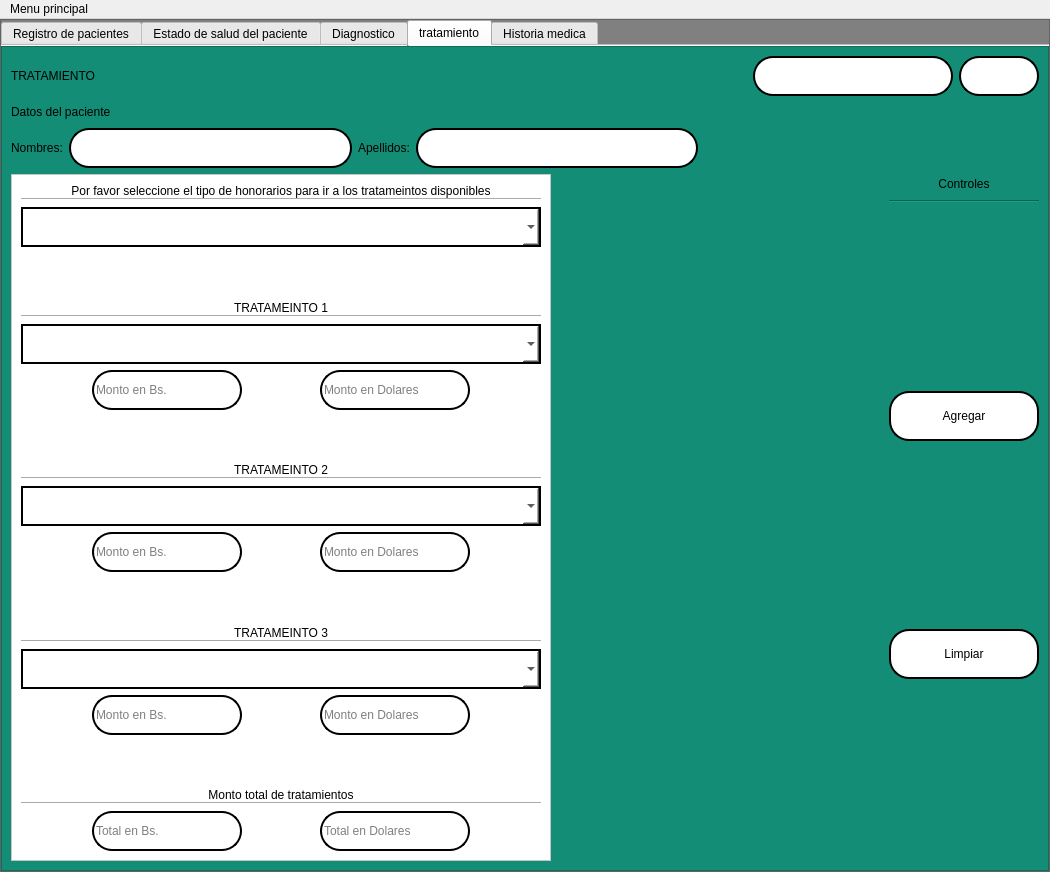
Old version of the form interfaces/History.ui in the repository Reinaldito04/App-Consultas-y-Historias-Medicas.
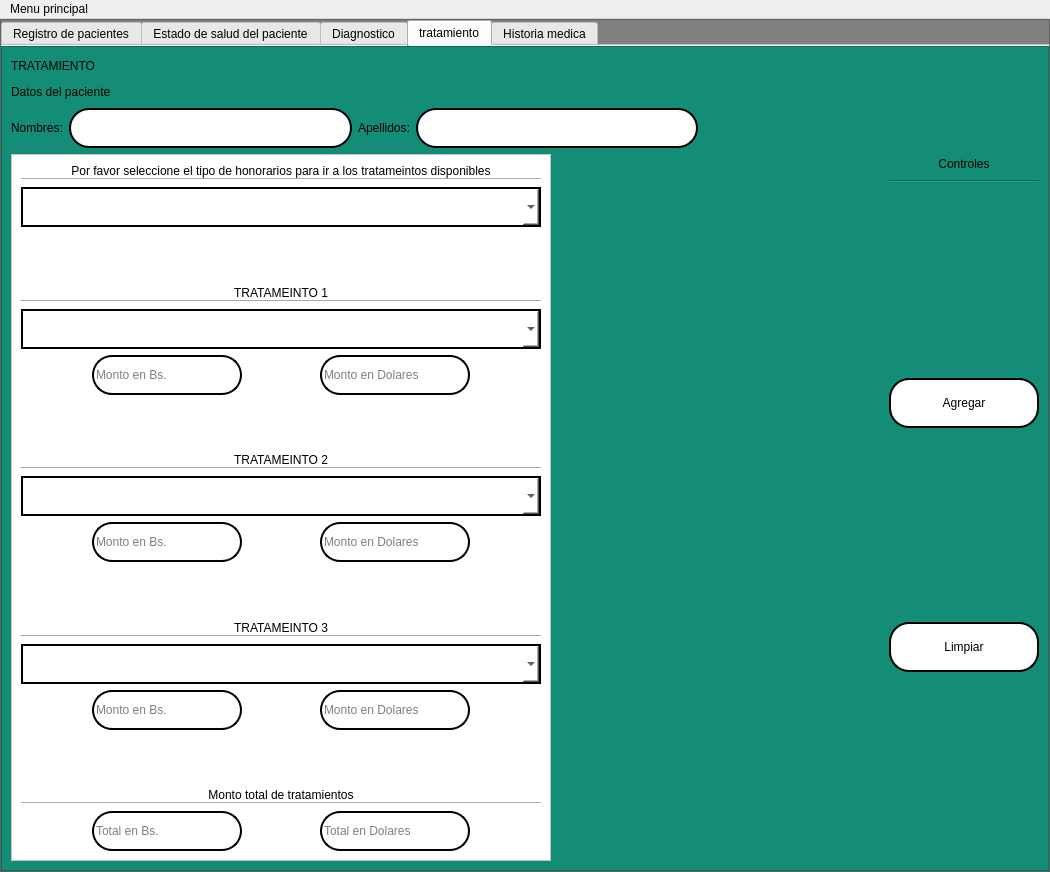
New version of the form. Icons and pictures are not drawn.

Commit message:
añadir logica para los combos box,introducciendo valores de divisas y conversiones a bolivares
listo el total de precio , falta terminar el diccionario de precios y almacenarlo en la database

```diff
--- a/interfaces/History.ui
+++ b/interfaces/History.ui
@@ -2260,54 +2260,6 @@
                   </property>
                  </spacer>
                 </item>
-                <item>
-                 <widget class="QLineEdit" name="in_busqueda_3">
-                  <property name="minimumSize">
-                   <size>
-                    <width>200</width>
-                    <height>40</height>
-                   </size>
-                  </property>
-                  <property name="maximumSize">
-                   <size>
-                    <width>200</width>
-                    <height>16777215</height>
-                   </size>
-                  </property>
-                 </widget>
-                </item>
-                <item>
-                 <widget class="QPushButton" name="btn_buscar_3">
-                  <property name="minimumSize">
-                   <size>
-                    <width>80</width>
-                    <height>40</height>
-                   </size>
-                  </property>
-                  <property name="maximumSize">
-                   <size>
-                    <width>80</width>
-                    <height>16777215</height>
-                   </size>
-                  </property>
-                  <property name="styleSheet">
-                   <string notr="true"/>
-                  </property>
-                  <property name="text">
-                   <string/>
-                  </property>
-                  <property name="icon">
-                   <iconset>
-                    <normaloff>../../../../.designer/backup/ELEMENTOS GRAFICOS/buscar.png</normaloff>../../../../.designer/backup/ELEMENTOS GRAFICOS/buscar.png</iconset>
-                  </property>
-                  <property name="iconSize">
-                   <size>
-                    <width>30</width>
-                    <height>30</height>
-                   </size>
-                  </property>
-                 </widget>
-                </item>
                </layout>
               </item>
               <item>
```
The commit also changes 2 other files.
